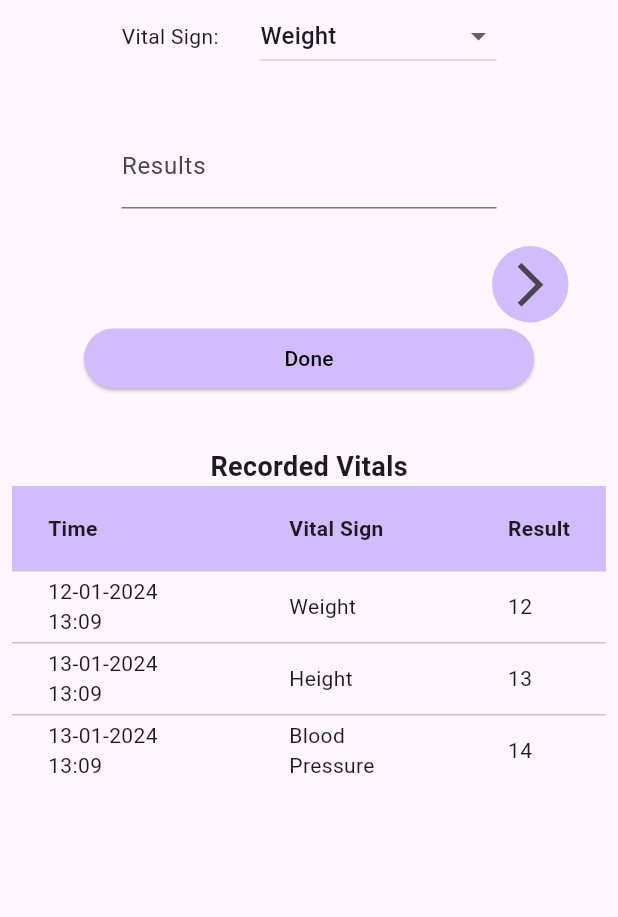
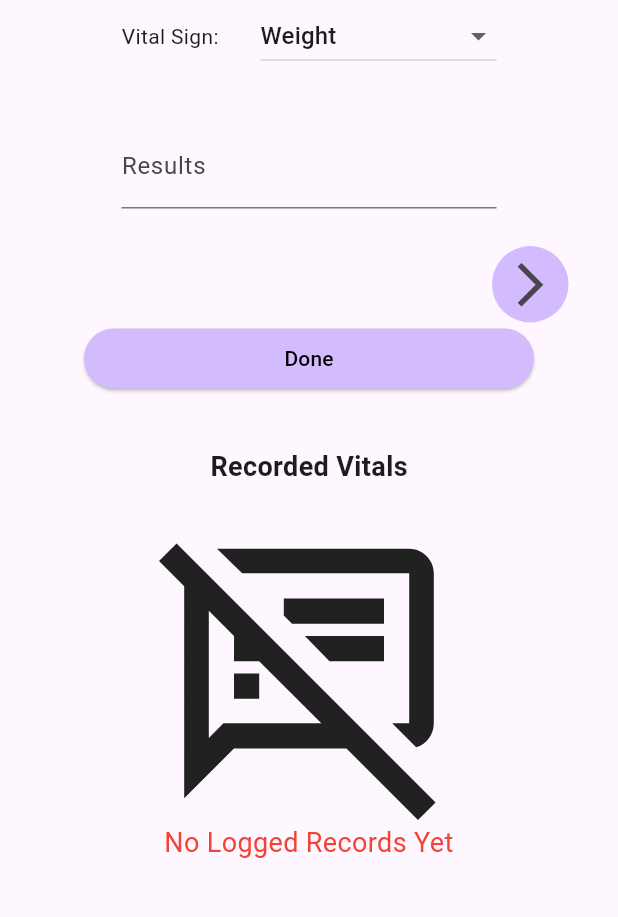
Before and after one commit to Kataali/smart-diagnosis, a Flutter app: the screen it shows after launch, after a tap on "Done", on a phone screen of 412 x 824 dp, the part 84-1001 px from its top. Run offline on Flutter 3.47's test engine with Material 3 defaults, Android fonts, the phone set to English and light mode, and no system bars; network calls fail.

Commit message:
Get request for complaints, provider for complaints

```diff
--- a/lib/main.dart
+++ b/lib/main.dart
@@ -2,6 +2,7 @@ import 'package:flutter/material.dart';
 import 'package:provider/provider.dart';
 import 'package:smart_health_diagnosis/constants/routes.dart';
 import 'package:smart_health_diagnosis/pages/vitals_page.dart';
+import 'package:smart_health_diagnosis/providers/complaints_provider.dart';
 import 'package:smart_health_diagnosis/providers/vitals_provider.dart';
 
 import 'models/name_data.dart';
@@ -18,7 +19,8 @@ class MyApp extends StatelessWidget {
     return MultiProvider(
       providers: [
         ChangeNotifierProvider(create: (_) => NameData()),
-        ChangeNotifierProvider(create: (_) => VitalsProvider())
+        ChangeNotifierProvider(create: (_) => VitalsProvider()),
+        ChangeNotifierProvider(create: (_) => ComplaintsProvider()),
       ],
       child: MaterialApp(
         title: 'Flutter Demo',
--- /dev/null
+++ b/lib/models/complaint_model.dart
@@ -0,0 +1,16 @@
+class Complaint {
+  final String complaintName;
+  final String note;
+
+  Complaint({
+    required this.complaintName,
+    required this.note,
+  });
+
+  factory Complaint.fromJson(Map<String, dynamic> json) {
+    return Complaint(
+      complaintName: json['complaint'],
+      note: json['note'],
+    );
+  }
+}
--- a/lib/pages/vitals_page.dart
+++ b/lib/pages/vitals_page.dart
@@ -9,7 +9,7 @@ import 'package:smart_health_diagnosis/pages/user_info_page.dart';
 import 'package:smart_health_diagnosis/providers/vitals_provider.dart';
 import 'package:smart_health_diagnosis/widgets/route_button.dart';
 
-import '../models/vital_data.dart';
+import '../models/vital_model.dart';
 
 class VitalsPage extends StatefulWidget {
   static const routeName = "/vitals_page";
@@ -126,13 +126,10 @@ class _VitalsPageState extends State<VitalsPage> {
                 child: ElevatedButton(
                   onPressed: () async {
                     addVitals();
-                    final retrievedVital = await getVitals();
-                    // print([
-                    //   retrievedVital.vitalSign,
-                    //   retrievedVital.value,
-                    //   retrievedVital.time
-                    // ]);
                     resultController.clear();
+                    final List<Vital> retrievedVitals = await getVitals();
+                    provider.emptyVitalsList();
+                    provider.mergeWithVitalList(retrievedVitals);
                   },
                   style: ButtonStyle(
                     backgroundColor: MaterialStatePropertyAll(
@@ -155,14 +152,17 @@ class _VitalsPageState extends State<VitalsPage> {
                 children: [
                   Expanded(
                     child: SingleChildScrollView(
-                      child: Consumer<VitalsProvider>(
-                        builder: (BuildContext context, VitalsProvider value,
-                            Widget? child) {
+                      child: provider.vitalListLength != 0
+                          ? Consumer<VitalsProvider>(
+                              builder: (BuildContext context,
+                                  VitalsProvider value, Widget? child) {
                                 return DataTable(
                                   headingRowColor: MaterialStateProperty.all(
-                                Theme.of(context).colorScheme.inversePrimary),
-                            headingTextStyle:
-                                const TextStyle(fontWeight: FontWeight.bold),
+                                      Theme.of(context)
+                                          .colorScheme
+                                          .inversePrimary),
+                                  headingTextStyle: const TextStyle(
+                                      fontWeight: FontWeight.bold),
                                   columns: const [
                                     DataColumn(
                                       label: Expanded(child: Text("Time")),
@@ -177,7 +177,8 @@ class _VitalsPageState extends State<VitalsPage> {
                                   rows: List.generate(
                                     provider.vitalListLength,
                                     (index) {
-                                Vital vital = provider.getVitalByIndex(index);
+                                      Vital vital =
+                                          provider.getVitalByIndex(index);
                                       return DataRow(
                                         cells: <DataCell>[
                                           DataCell(
@@ -193,6 +194,23 @@ class _VitalsPageState extends State<VitalsPage> {
                                   ),
                                 );
                               },
+                            )
+                          : const Padding(
+                              padding: EdgeInsets.only(top: 25.0),
+                              child: Column(
+                                children: [
+                                  Icon(
+                                    Icons.speaker_notes_off_outlined,
+                                    size: 200,
+                                  ),
+                                  Text(
+                                    "No Logged Records Yet",
+                                    textAlign: TextAlign.center,
+                                    style: TextStyle(
+                                        fontSize: 18, color: Colors.red),
+                                  ),
+                                ],
+                              ),
                             ),
                     ),
                   ),
@@ -247,7 +265,9 @@ class _VitalsPageState extends State<VitalsPage> {
     }
   }
 
-  Future<Vital> getVitals() async {
+  Future<List<Vital>> getVitals() async {
+    List<Vital> interimVitals = [];
+
     final queryParams = {
       'param1': userId,
     };
@@ -257,32 +277,22 @@ class _VitalsPageState extends State<VitalsPage> {
           await http.get(Uri.parse(url).replace(queryParameters: queryParams));
       if (res.statusCode == 200) {
         final resData = jsonDecode(res.body);
-        print(resData);
-        print(resData.length);
-        return Vital.fromJson(resData[0]);
+        // print(resData);
+        // print(resData.length);
+        // return Vital.fromJson(resData[0]);
+        resData.forEach((i) {
+          Vital vital = Vital.fromJson(i);
+          interimVitals.add(vital);
+        });
+        return interimVitals;
       }
-      throw "Unable to get recorded vitals";
+      throw "Unable to get logged vitals";
     } on Exception {
-      throw "Unable to get recorded vitals";
+      throw "Unable to get logged vitals";
     }
   }
 
-  // saveVitals() {
-  //   if (kDebugMode) {
-  //     print("Pressed");
-  //   }
   //   DateTime dateTime = DateTime.now();
   //   String actualDateTime =
   //       "${dateTime.year.toString()}-${dateTime.month.toString().padLeft(2, '0')}-${dateTime.day.toString().padLeft(2, '0')} ${dateTime.hour.toString().padLeft(2, '0')}:${dateTime.minute.toString().padLeft(2, '0')}";
-  //   String currentVital = dropDownValue;
-  //   String currentResult = resultController.value.text;
-  //
-  //   setState(() {
-  //     timeOfRecording.add(actualDateTime);
-  //     vitalSigns.add(currentVital);
-  //     results.add(currentResult);
-  //     listCount = timeOfRecording.length;
-  //   });
-  //   // print(listCount);
-  // }
 }
--- a/lib/providers/vitals_provider.dart
+++ b/lib/providers/vitals_provider.dart
@@ -1,34 +1,26 @@
-import 'package:flutter/material.dart';
+import 'package:flutter/foundation.dart';
 
-import '../models/vital_data.dart';
+import '../models/vital_model.dart';
 
 class VitalsProvider extends ChangeNotifier {
-  List<Vital> _vitalList = [
-    Vital(
-      vitalSign: "Weight",
-      value: '12',
-      time: "12-01-2024 13:09",
-    ),
-    Vital(
-      vitalSign: 'Height',
-      value: '13',
-      time: "13-01-2024 13:09",
-    ),
-    Vital(
-      vitalSign: 'Blood Pressure',
-      value: '14',
-      time: "13-01-2024 13:09",
-    )
-  ];
+  List<Vital> _vitalList = [];
 
+  //Class Methods
   void addVital(Vital vital) {
     _vitalList.add(vital);
     notifyListeners();
   }
 
-  // void mergeWithVitalList(List){
-  //
-  // }
+  void mergeWithVitalList(List<Vital> newVitals) {
+    _vitalList.addAll(newVitals);
+    notifyListeners();
+  }
+
+  void emptyVitalsList() {
+    _vitalList.clear();
+  }
+
+  //Class Getters
   Vital getVitalByIndex(int index) => _vitalList[index];
   int get vitalListLength => _vitalList.length;
 }
--- a/pubspec.yaml
+++ b/pubspec.yaml
@@ -61,9 +61,8 @@ flutter:
   uses-material-design: true
 
   # To add assets to your application, add an assets section, like this:
-  # assets:
-  #   - images/a_dot_burr.jpeg
-  #   - images/a_dot_ham.jpeg
+  assets:
+    - assets/images/
 
   # An image asset can refer to one or more resolution-specific "variants", see
   # https://flutter.dev/assets-and-images/#resolution-aware
```
Also changed, not shown: lib/pages/consultation_page.dart (+84 -37 lines), lib/providers/complaints_provider.dart (added, +27 -0 lines), assets/images/viewed.png (added), lib/models/vital_model.dart (renamed from lib/models/vital_data.dart). Lines whose indentation alone changed are shown as unchanged.
